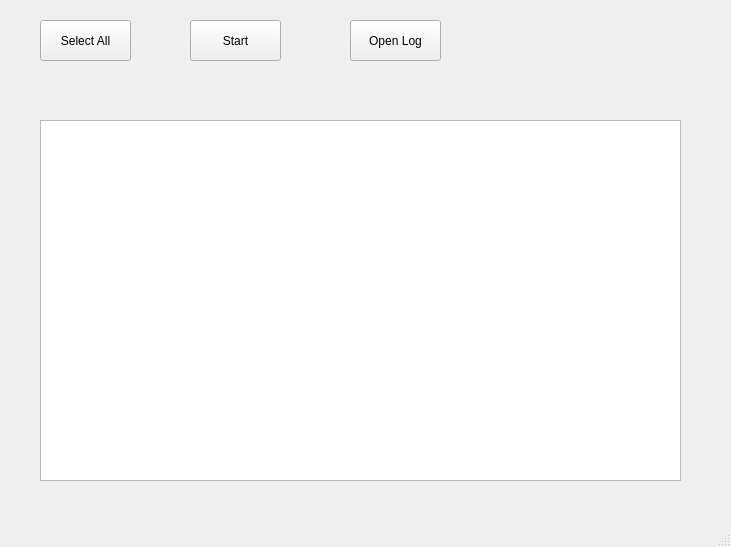
Before: the Qt Designer form app_web_ui.ui in Tan120401/App_Web_Checklist, drawn with Qt 5.
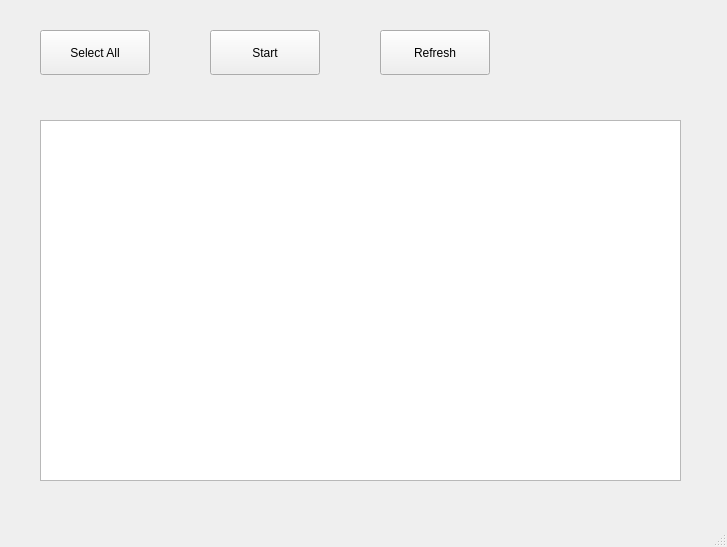
After: the same form once the commit is applied.

```diff
--- a/app_web_ui.ui
+++ b/app_web_ui.ui
@@ -6,7 +6,7 @@
    <rect>
     <x>0</x>
     <y>0</y>
-    <width>731</width>
+    <width>727</width>
     <height>547</height>
    </rect>
   </property>
@@ -17,10 +17,10 @@
    <widget class="QPushButton" name="startBtn">
     <property name="geometry">
      <rect>
-      <x>190</x>
-      <y>20</y>
-      <width>91</width>
-      <height>41</height>
+      <x>210</x>
+      <y>30</y>
+      <width>110</width>
+      <height>45</height>
      </rect>
     </property>
     <property name="text">
@@ -31,9 +31,9 @@
     <property name="geometry">
      <rect>
       <x>40</x>
-      <y>20</y>
-      <width>91</width>
-      <height>41</height>
+      <y>30</y>
+      <width>110</width>
+      <height>45</height>
      </rect>
     </property>
     <property name="text">
@@ -53,14 +53,14 @@
    <widget class="QPushButton" name="openlogBtn">
     <property name="geometry">
      <rect>
-      <x>350</x>
-      <y>20</y>
-      <width>91</width>
-      <height>41</height>
+      <x>380</x>
+      <y>30</y>
+      <width>110</width>
+      <height>45</height>
      </rect>
     </property>
     <property name="text">
-     <string>Open Log</string>
+     <string>Refresh</string>
     </property>
    </widget>
   </widget>
```
Left out of the diff: 6 changed lines with no effect on the pictures.
